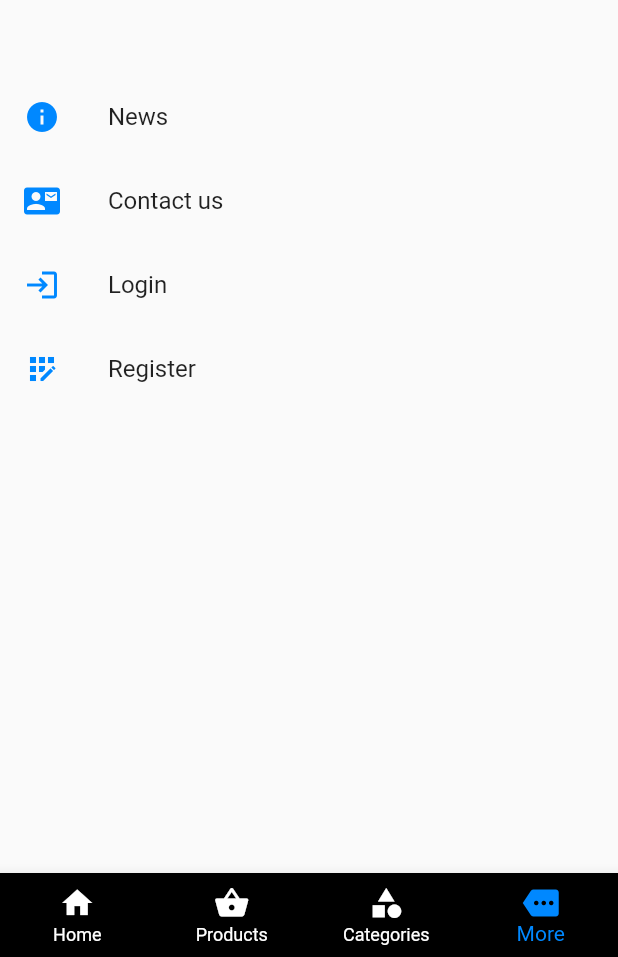
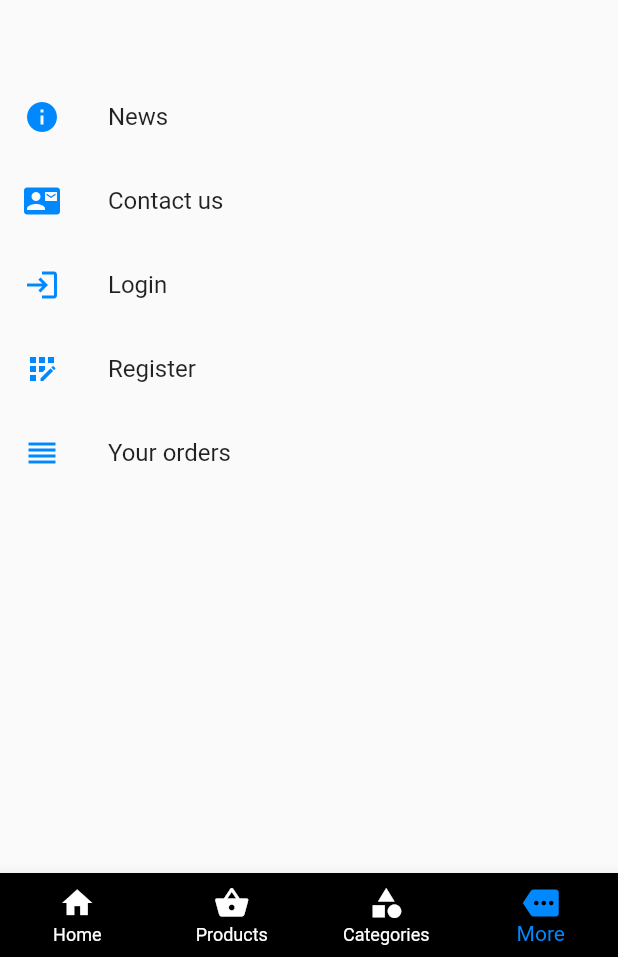
Before and after one commit to karimaboelregal/E-Commerce, a Flutter app: the screen it shows after launch, item 4 of the bottom bar chosen, on a phone screen of 412 x 824 dp, the part 279-1236 px from its top. Run offline on Flutter 3.47's test engine with Material 2 defaults, Android fonts, the phone set to English and light mode, and no system bars; network calls fail.

```diff
--- a/lib/screens/user_screens/more.dart
+++ b/lib/screens/user_screens/more.dart
@@ -52,10 +52,18 @@ class _MoreScreenState extends State<MoreScreen> {
           ),
           ListTile(
             leading:
-                const Icon(Icons.app_registration, color: Color(0xff0088ff)),
+            const Icon(Icons.app_registration, color: Color(0xff0088ff)),
             title: const Text("Register"),
             onTap: () {
               globals.currentTab.value = 5;
+            },
+          ),
+          ListTile(
+            leading:
+            const Icon(Icons.reorder, color: Color(0xff0088ff)),
+            title: const Text("Your orders"),
+            onTap: () {
+              globals.currentTab.value = 6;
             },
           ),
         ],
--- a/lib/screens/user_screens/navigation_bar.dart
+++ b/lib/screens/user_screens/navigation_bar.dart
@@ -1,3 +1,4 @@
+import 'package:e_commerce1/screens/user_screens/orders.dart';
 import 'package:e_commerce1/screens/user_screens/products.dart';
 import 'package:flutter/material.dart';
 import 'HomeScreen/HomeScreen.dart';
@@ -22,7 +23,8 @@ class aNavigationBar extends State<NavigationBar> {
     Categories(),
     MoreScreen(),
     Login(),
-    Register()
+    Register(),
+    Orders()
   ];
   @override
   Widget build(BuildContext context) {
```
Also changed, not shown: lib/screens/user_screens/orders.dart (added, +12 -0 lines), lib/screens/user_screens/products.dart (+6 -7 lines).
